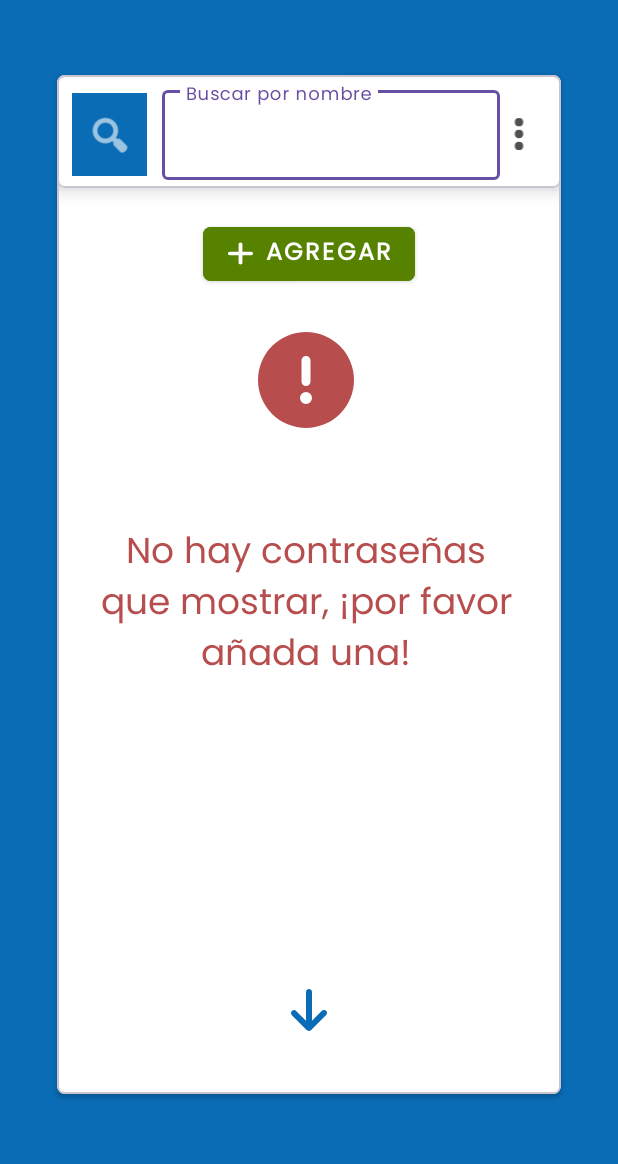
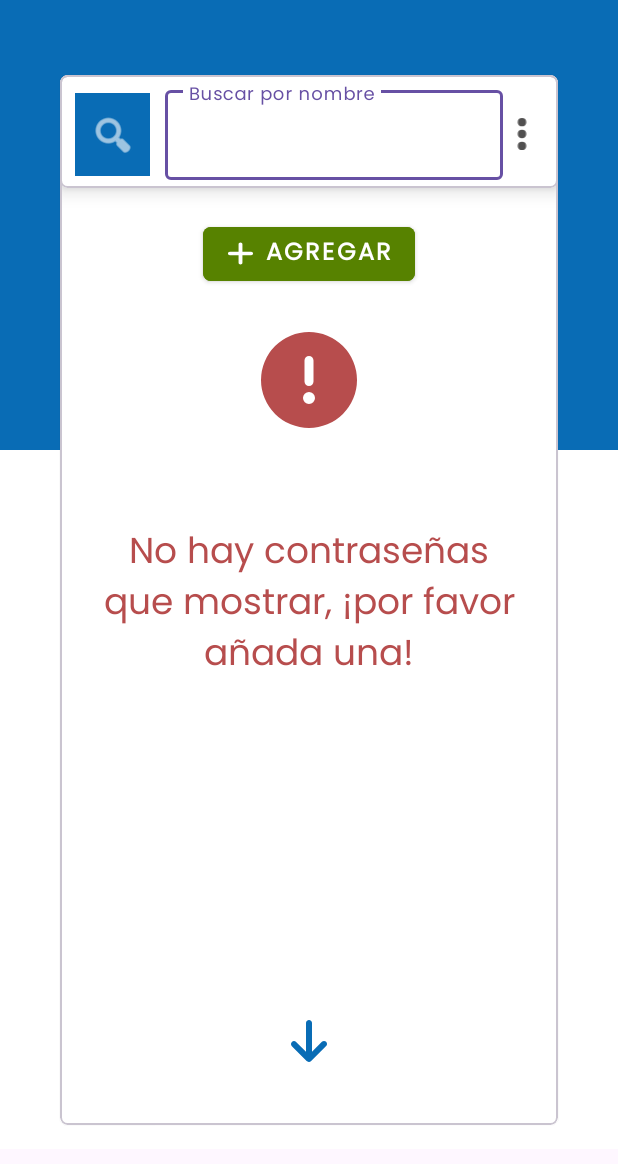
Before and after one commit to vlysi/integrador_ISP4, an Android app: the ShowPasswordsActivity screen opened directly, with no data from a screen before it, on a phone screen of 412 x 824 dp. Shown: the top 1164 px of the screen. Run offline under Robolectric (Android 15) with nearby library versions, the phone set to English and light mode, and no system bars; libraries missing offline, so code that uses them is left out: cn.pedant.

Commit message:
Corrección de detalles activity main

```diff
--- a/PassKeeper/app/src/main/res/layout/activity_main.xml
+++ b/PassKeeper/app/src/main/res/layout/activity_main.xml
@@ -8,7 +8,7 @@
 
     <View
         android:id="@+id/viewBlue"
-        android:layout_width="411dp"
+        android:layout_width="wrap_content"
         android:layout_height="300dp"
         android:background="@color/blue"
         app:layout_constraintBottom_toBottomOf="parent"
--- a/PassKeeper/app/src/main/res/layout/activity_passwords.xml
+++ b/PassKeeper/app/src/main/res/layout/activity_passwords.xml
@@ -11,7 +11,7 @@
     <View
         android:id="@+id/viewBlue"
         android:layout_width="wrap_content"
-        android:layout_height="wrap_content"
+        android:layout_height="300dp"
         android:background="@color/blue"
         app:layout_constraintBottom_toBottomOf="parent"
         app:layout_constraintDimensionRatio="1:1"
@@ -22,8 +22,8 @@
 
     <com.google.android.material.card.MaterialCardView
         android:id="@+id/cardView"
-        android:layout_width="336dp"
-        android:layout_height="679dp"
+        android:layout_width="wrap_content"
+        android:layout_height="700dp"
         android:layout_marginStart="16dp"
         android:layout_marginTop="50dp"
         android:layout_marginEnd="16dp"
```
